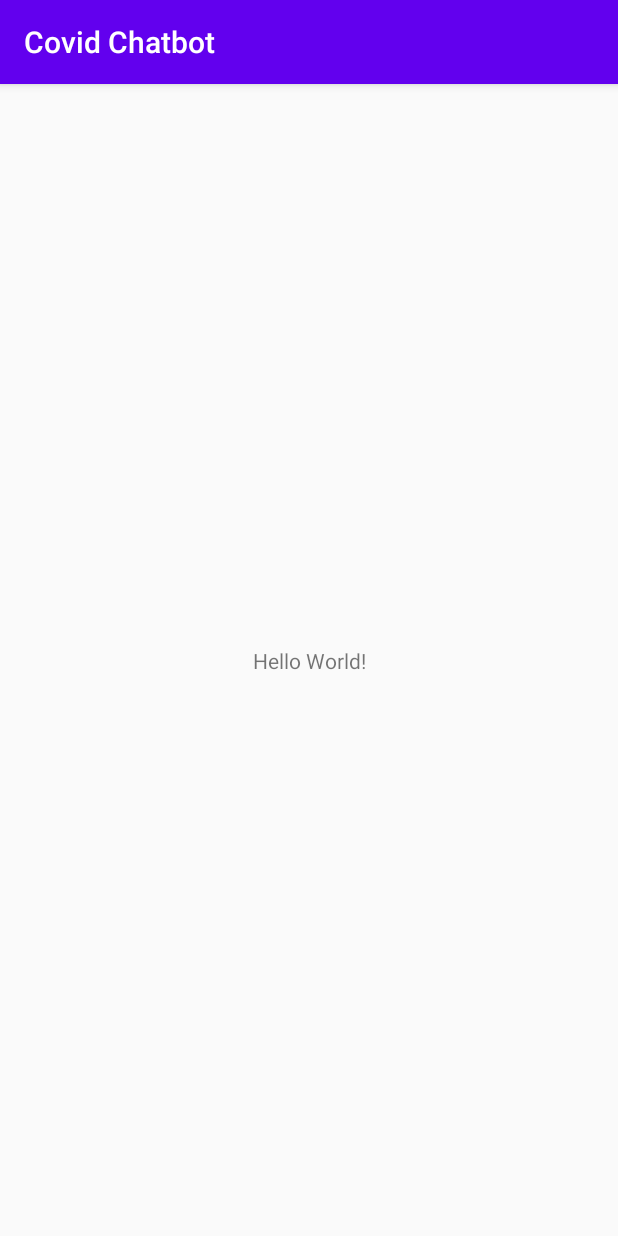
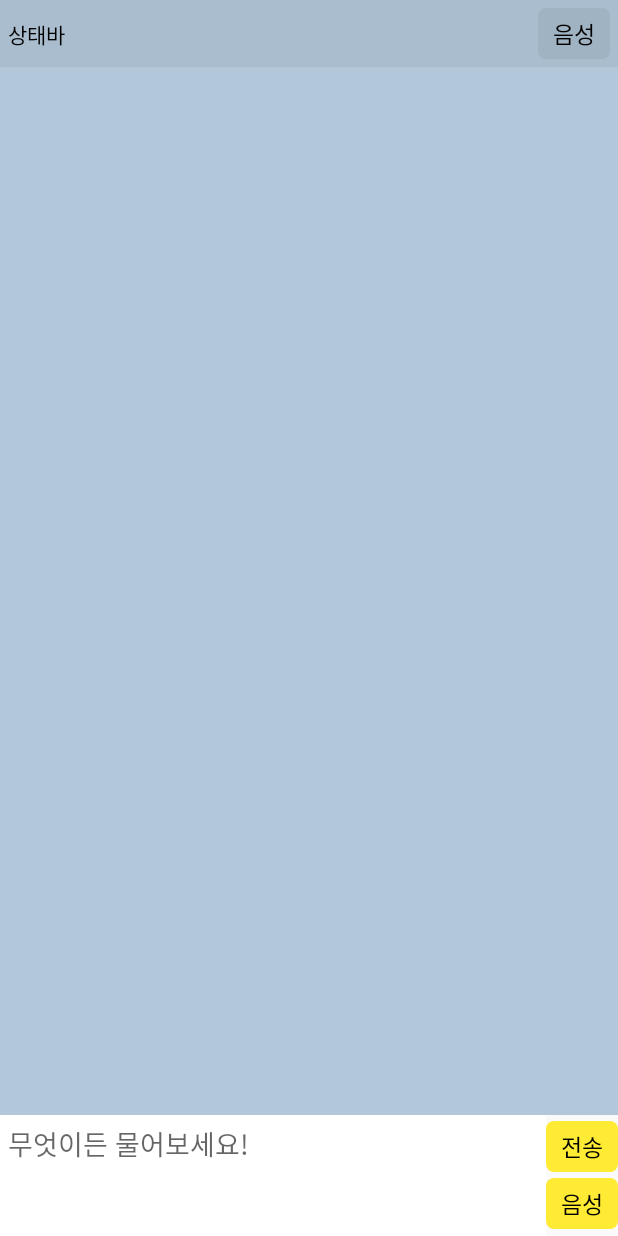
Before and after one commit to svclaw2000/Bigdata-Contest-2020, an Android app: the screen it shows after launch (MainActivity), on a phone screen of 412 x 824 dp. Run offline under Robolectric (Android 15) with nearby library versions, the phone set to English and light mode, and no system bars.

Commit message:
Add main layout

```diff
--- a/CovidChatbot/app/build.gradle
+++ b/CovidChatbot/app/build.gradle
@@ -8,7 +8,7 @@ android {
 
     defaultConfig {
         applicationId "com.khnsoft.covidchatbot"
-        minSdkVersion 16
+        minSdkVersion 17
         targetSdkVersion 30
         versionCode 1
         versionName "1.0"
@@ -33,5 +33,5 @@ dependencies {
     testImplementation 'junit:junit:4.12'
     androidTestImplementation 'androidx.test.ext:junit:1.1.2'
     androidTestImplementation 'androidx.test.espresso:espresso-core:3.3.0'
-
+    implementation 'androidx.recyclerview:recyclerview:1.1.0'
 }
--- /dev/null
+++ b/CovidChatbot/app/src/main/res/drawable/bg_chat_bot.xml
@@ -0,0 +1,6 @@
+<?xml version="1.0" encoding="utf-8"?>
+<shape xmlns:android="http://schemas.android.com/apk/res/android"
+    android:shape="rectangle">
+    <solid android:color="@color/bg_chat_bot" />
+    <corners android:radius="@dimen/chat_corner" />
+</shape>
--- /dev/null
+++ b/CovidChatbot/app/src/main/res/drawable/bg_chat_user.xml
@@ -0,0 +1,6 @@
+<?xml version="1.0" encoding="utf-8"?>
+<shape xmlns:android="http://schemas.android.com/apk/res/android"
+    android:shape="rectangle">
+    <solid android:color="@color/bg_chat_user" />
+    <corners android:radius="@dimen/chat_corner" />
+</shape>
--- /dev/null
+++ b/CovidChatbot/app/src/main/res/drawable/btn_settings.xml
@@ -0,0 +1,6 @@
+<?xml version="1.0" encoding="utf-8"?>
+<shape xmlns:android="http://schemas.android.com/apk/res/android"
+    android:shape="rectangle">
+    <solid android:color="@color/bg_settings" />
+    <corners android:radius="@dimen/chat_corner" />
+</shape>
--- a/CovidChatbot/app/src/main/res/layout/activity_main.xml
+++ b/CovidChatbot/app/src/main/res/layout/activity_main.xml
@@ -1,18 +1,84 @@
 <?xml version="1.0" encoding="utf-8"?>
-<androidx.constraintlayout.widget.ConstraintLayout
-        xmlns:android="http://schemas.android.com/apk/res/android"
-        xmlns:tools="http://schemas.android.com/tools"
-        xmlns:app="http://schemas.android.com/apk/res-auto"
+<LinearLayout xmlns:android="http://schemas.android.com/apk/res/android"
+    xmlns:tools="http://schemas.android.com/tools"
+    xmlns:app="http://schemas.android.com/apk/res-auto"
+    android:layout_width="match_parent"
+    android:layout_height="match_parent"
+    android:orientation="vertical">
+
+    <LinearLayout
         android:layout_width="match_parent"
-        android:layout_height="match_parent"
-        tools:context=".MainActivity">
-    <TextView
+        android:layout_height="wrap_content"
+        android:background="@color/bg_topbar"
+        android:padding="@dimen/topbar_padding">
+
+        <TextView
+            android:layout_width="0dp"
+            android:layout_height="wrap_content"
+            android:layout_weight="1"
+            android:text="@string/main_status_bar"
+            android:textColor="@color/text_chat"/>
+
+        <TextView style="@style/Button"
+            android:id="@+id/btn_settings"
+            android:background="@drawable/btn_settings"
+            android:text="@string/main_voice_btn"/>
+    </LinearLayout>
+
+    <androidx.recyclerview.widget.RecyclerView
+        android:id="@+id/rv_chat"
+        android:layout_width="match_parent"
+        android:layout_height="0dp"
+        android:layout_weight="1"
+        android:background="@color/bg_default"/>
+
+    <LinearLayout
+        android:layout_width="match_parent"
+        android:layout_height="wrap_content"
+        android:orientation="horizontal"
+        android:gravity="top">
+
+        <EditText
+            android:id="@+id/et_chat"
+            android:layout_width="0dp"
+            android:layout_height="wrap_content"
+            android:layout_weight="1"
+            android:background="@color/bg_chatting"
+            android:padding="@dimen/chat_padding"
+            android:minLines="3"
+            android:gravity="top|start"
+            android:hint="@string/main_chat_hint"
+            android:foregroundTint="@null"/>
+
+        <LinearLayout
             android:layout_width="wrap_content"
-            android:layout_height="wrap_content"
-            android:text="Hello World!"
-            app:layout_constraintBottom_toBottomOf="parent"
-            app:layout_constraintLeft_toLeftOf="parent"
-            app:layout_constraintRight_toRightOf="parent"
-            app:layout_constraintTop_toTopOf="parent"/>
+            android:layout_height="match_parent"
+            android:orientation="vertical">
 
-</androidx.constraintlayout.widget.ConstraintLayout>
+            <Space
+                android:layout_width="0dp"
+                android:layout_height="0dp"
+                android:layout_weight="1"/>
+
+            <TextView style="@style/Button"
+                android:id="@+id/btn_send"
+                android:background="@drawable/bg_chat_user"
+                android:text="@string/main_send_btn"/>
+
+            <Space
+                android:layout_width="0dp"
+                android:layout_height="0dp"
+                android:layout_weight="1"/>
+
+            <TextView style="@style/Button"
+                android:id="@+id/btn_voice"
+                android:background="@drawable/bg_chat_user"
+                android:text="@string/main_voice_btn"/>
+
+            <Space
+                android:layout_width="0dp"
+                android:layout_height="0dp"
+                android:layout_weight="1"/>
+        </LinearLayout>
+    </LinearLayout>
+</LinearLayout>
--- a/CovidChatbot/app/src/main/res/values/colors.xml
+++ b/CovidChatbot/app/src/main/res/values/colors.xml
@@ -3,4 +3,13 @@
     <color name="colorPrimary">#6200EE</color>
     <color name="colorPrimaryDark">#3700B3</color>
     <color name="colorAccent">#03DAC5</color>
+
+    <color name="bg_default">#B2C7D9</color>
+    <color name="bg_topbar">#A9BDCE</color>
+    <color name="bg_chat_bot">#FFFFFF</color>
+    <color name="bg_chat_user">#FFEB33</color>
+    <color name="bg_chatting">#FFFFFF</color>
+    <color name="bg_settings">#A0B3C3</color>
+    <color name="text_chat">#000000</color>
+    <color name="text_btn">#000000</color>
 </resources>
--- /dev/null
+++ b/CovidChatbot/app/src/main/res/values/dimens.xml
@@ -0,0 +1,16 @@
+<?xml version="1.0" encoding="utf-8"?>
+<resources>
+    <dimen name="chat_corner">5dp</dimen>
+    <dimen name="chat_margin_inner">40dp</dimen>
+    <dimen name="chat_margin_outer">15dp</dimen>
+    <dimen name="chat_margin_vertical">5dp</dimen>
+    <dimen name="chat_padding">5dp</dimen>
+    <dimen name="chat_text">15sp</dimen>
+
+    <dimen name="btn_text">15sp</dimen>
+    <dimen name="btn_padding_vertical">5dp</dimen>
+    <dimen name="btn_padding_horizontal">10dp</dimen>
+    <dimen name="btn_margin">5dp</dimen>
+
+    <dimen name="topbar_padding">5dp</dimen>
+</resources>
--- a/CovidChatbot/app/src/main/res/values/strings.xml
+++ b/CovidChatbot/app/src/main/res/values/strings.xml
@@ -1,3 +1,12 @@
 <resources>
     <string name="app_name">Covid Chatbot</string>
+
+    <string name="main_status_bar">상태바</string>
+    <string name="main_status_send">송신: %s</string>
+    <string name="main_status_receive">수신: %s</string>
+
+    <string name="main_settings_btn">설정</string>
+    <string name="main_send_btn">전송</string>
+    <string name="main_voice_btn">음성</string>
+    <string name="main_chat_hint">무엇이든 물어보세요!</string>
 </resources>
--- a/CovidChatbot/app/src/main/res/values/styles.xml
+++ b/CovidChatbot/app/src/main/res/values/styles.xml
@@ -5,6 +5,30 @@
         <item name="colorPrimary">@color/colorPrimary</item>
         <item name="colorPrimaryDark">@color/colorPrimaryDark</item>
         <item name="colorAccent">@color/colorAccent</item>
+        <item name="windowNoTitle">true</item>
+        <item name="windowActionBar">false</item>
     </style>
 
+    <style name="Chat" parent="Widget.AppCompat.TextView">
+        <item name="android:layout_width">wrap_content</item>
+        <item name="android:layout_height">wrap_content</item>
+        <item name="android:padding">@dimen/chat_padding</item>
+        <item name="android:layout_marginStart">@dimen/chat_margin_outer</item>
+        <item name="android:layout_marginEnd">@dimen/chat_margin_outer</item>
+        <item name="android:layout_marginTop">@dimen/chat_margin_vertical</item>
+        <item name="android:layout_marginBottom">@dimen/chat_margin_vertical</item>
+        <item name="android:textSize">@dimen/chat_text</item>
+        <item name="android:textColor">@color/text_chat</item>
+    </style>
+
+    <style name="Button" parent="Widget.AppCompat.TextView">
+        <item name="android:layout_width">wrap_content</item>
+        <item name="android:layout_height">wrap_content</item>
+        <item name="android:paddingStart">@dimen/btn_padding_horizontal</item>
+        <item name="android:paddingEnd">@dimen/btn_padding_horizontal</item>
+        <item name="android:paddingTop">@dimen/btn_padding_vertical</item>
+        <item name="android:paddingBottom">@dimen/btn_padding_vertical</item>
+        <item name="android:textColor">@color/text_btn</item>
+        <item name="android:textSize">@dimen/btn_text</item>
+    </style>
 </resources>
```
Also changed, not shown: CovidChatbot/app/src/main/AndroidManifest.xml (+5 -4 lines), CovidChatbot/app/src/main/res/layout/item_chat_bot.xml (added, +15 -0 lines), CovidChatbot/app/src/main/res/layout/item_chat_user.xml (added, +15 -0 lines).
